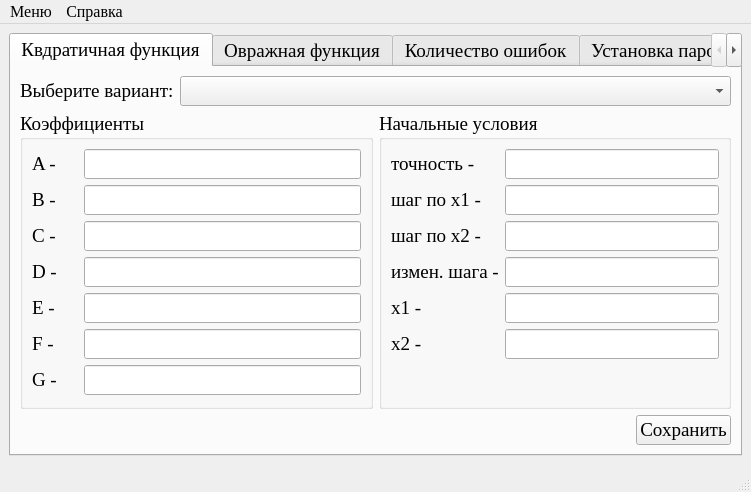
Before: the Qt Designer form setvariants/ui/mainwindow.ui in Eliminationzx/optimizationmethods, drawn with Qt 5.
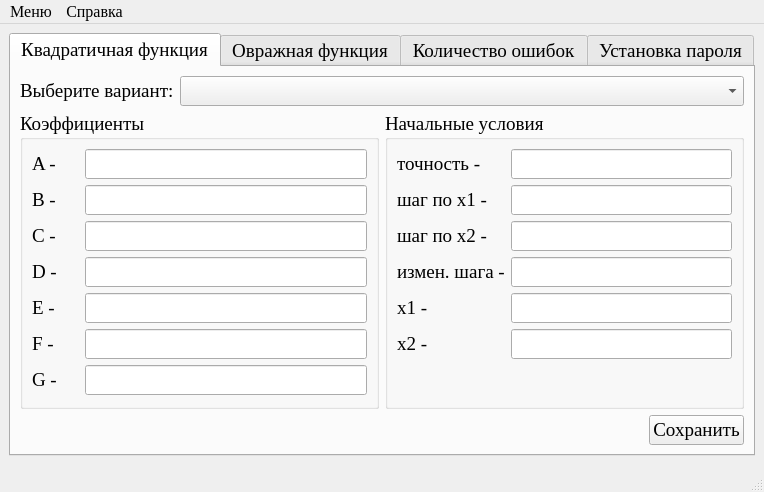
After: the same form once the commit is applied. The open tabs and pages were chosen to show the change. Icons and pictures are not drawn.

Commit message: исправил опечатку в setvariants

What changed in the file:
```diff
--- a/setvariants/ui/mainwindow.ui
+++ b/setvariants/ui/mainwindow.ui
@@ -6,7 +6,7 @@
    <rect>
     <x>0</x>
     <y>0</y>
-    <width>751</width>
+    <width>764</width>
     <height>473</height>
    </rect>
   </property>
@@ -38,7 +38,7 @@
       </property>
       <widget class="QWidget" name="quadFunction">
        <attribute name="title">
-        <string>Квдратичная функция</string>
+        <string>Квадратичная функция</string>
        </attribute>
        <layout class="QGridLayout" name="gridLayout_8">
         <item row="0" column="0">
@@ -747,7 +747,7 @@
     <rect>
      <x>0</x>
      <y>0</y>
-     <width>751</width>
+     <width>764</width>
      <height>26</height>
     </rect>
    </property>
```
Left out of the diff: 2 changed lines with no effect on the pictures.
